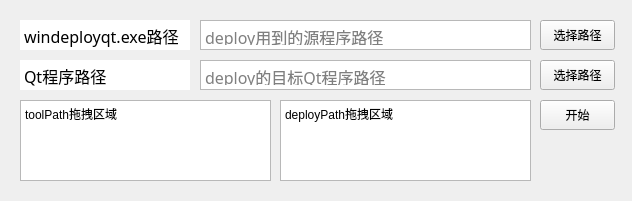
Qt form mainwindow.ui (Purple-CSGO/windeployqtGUI) before a commit.
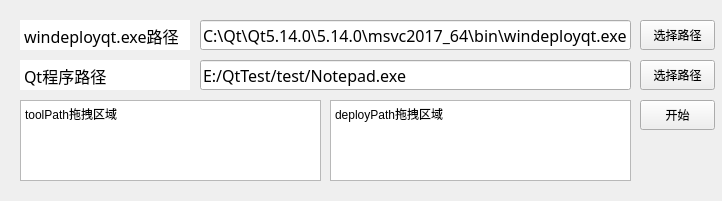
The same form after that commit.

```diff
--- a/mainwindow.ui
+++ b/mainwindow.ui
@@ -6,7 +6,7 @@
    <rect>
     <x>0</x>
     <y>0</y>
-    <width>632</width>
+    <width>722</width>
     <height>201</height>
    </rect>
   </property>
@@ -70,48 +70,10 @@
      <set>Qt::NoTextInteraction</set>
     </property>
    </widget>
-   <widget class="QTextEdit" name="toolPath">
-    <property name="geometry">
-     <rect>
-      <x>200</x>
-      <y>20</y>
-      <width>331</width>
-      <height>30</height>
-     </rect>
-    </property>
-    <property name="sizePolicy">
-     <sizepolicy hsizetype="Preferred" vsizetype="Preferred">
-      <horstretch>0</horstretch>
-      <verstretch>0</verstretch>
-     </sizepolicy>
-    </property>
-    <property name="font">
-     <font>
-      <family>Sarasa Gothic SC</family>
-      <pointsize>12</pointsize>
-     </font>
-    </property>
-    <property name="inputMethodHints">
-     <set>Qt::ImhNone</set>
-    </property>
-    <property name="verticalScrollBarPolicy">
-     <enum>Qt::ScrollBarAlwaysOff</enum>
-    </property>
-    <property name="html">
-     <string>&lt;!DOCTYPE HTML PUBLIC &quot;-//W3C//DTD HTML 4.0//EN&quot; &quot;http://www.w3.org/TR/REC-html40/strict.dtd&quot;&gt;
-&lt;html&gt;&lt;head&gt;&lt;meta name=&quot;qrichtext&quot; content=&quot;1&quot; /&gt;&lt;style type=&quot;text/css&quot;&gt;
-p, li { white-space: pre-wrap; }
-&lt;/style&gt;&lt;/head&gt;&lt;body style=&quot; font-family:'Sarasa Gothic SC'; font-size:12pt; font-weight:400; font-style:normal;&quot;&gt;
-&lt;p style=&quot;-qt-paragraph-type:empty; margin-top:0px; margin-bottom:0px; margin-left:0px; margin-right:0px; -qt-block-indent:0; text-indent:0px;&quot;&gt;&lt;br /&gt;&lt;/p&gt;&lt;/body&gt;&lt;/html&gt;</string>
-    </property>
-    <property name="placeholderText">
-     <string>deploy用到的源程序路径</string>
-    </property>
-   </widget>
    <widget class="QPushButton" name="toolPathSelect">
     <property name="geometry">
      <rect>
-      <x>540</x>
+      <x>640</x>
       <y>20</y>
       <width>75</width>
       <height>30</height>
@@ -124,7 +86,7 @@
    <widget class="QPushButton" name="deployPathSelect">
     <property name="geometry">
      <rect>
-      <x>540</x>
+      <x>640</x>
       <y>60</y>
       <width>75</width>
       <height>30</height>
@@ -199,50 +161,12 @@
      <string>选择deployqt使用的源程序</string>
     </property>
    </widget>
-   <widget class="QTextEdit" name="deployPath">
-    <property name="geometry">
-     <rect>
-      <x>200</x>
-      <y>60</y>
-      <width>331</width>
-      <height>30</height>
-     </rect>
-    </property>
-    <property name="sizePolicy">
-     <sizepolicy hsizetype="Preferred" vsizetype="Preferred">
-      <horstretch>0</horstretch>
-      <verstretch>0</verstretch>
-     </sizepolicy>
-    </property>
-    <property name="font">
-     <font>
-      <family>Sarasa Gothic SC</family>
-      <pointsize>12</pointsize>
-     </font>
-    </property>
-    <property name="inputMethodHints">
-     <set>Qt::ImhNone</set>
-    </property>
-    <property name="verticalScrollBarPolicy">
-     <enum>Qt::ScrollBarAlwaysOff</enum>
-    </property>
-    <property name="html">
-     <string>&lt;!DOCTYPE HTML PUBLIC &quot;-//W3C//DTD HTML 4.0//EN&quot; &quot;http://www.w3.org/TR/REC-html40/strict.dtd&quot;&gt;
-&lt;html&gt;&lt;head&gt;&lt;meta name=&quot;qrichtext&quot; content=&quot;1&quot; /&gt;&lt;style type=&quot;text/css&quot;&gt;
-p, li { white-space: pre-wrap; }
-&lt;/style&gt;&lt;/head&gt;&lt;body style=&quot; font-family:'Sarasa Gothic SC'; font-size:12pt; font-weight:400; font-style:normal;&quot;&gt;
-&lt;p style=&quot;-qt-paragraph-type:empty; margin-top:0px; margin-bottom:0px; margin-left:0px; margin-right:0px; -qt-block-indent:0; text-indent:0px;&quot;&gt;&lt;br /&gt;&lt;/p&gt;&lt;/body&gt;&lt;/html&gt;</string>
-    </property>
-    <property name="placeholderText">
-     <string>deploy的目标Qt程序路径</string>
-    </property>
-   </widget>
    <widget class="QTextEdit" name="textEdit">
     <property name="geometry">
      <rect>
       <x>20</x>
       <y>100</y>
-      <width>251</width>
+      <width>301</width>
       <height>81</height>
      </rect>
     </property>
@@ -257,9 +181,9 @@
    <widget class="QTextEdit" name="textEdit_2">
     <property name="geometry">
      <rect>
-      <x>280</x>
+      <x>330</x>
       <y>100</y>
-      <width>251</width>
+      <width>301</width>
       <height>81</height>
      </rect>
     </property>
@@ -274,7 +198,7 @@
    <widget class="QPushButton" name="deployPathSelect_2">
     <property name="geometry">
      <rect>
-      <x>540</x>
+      <x>640</x>
       <y>100</y>
       <width>75</width>
       <height>30</height>
@@ -284,6 +208,50 @@
      <string>开始</string>
     </property>
    </widget>
+   <widget class="QLineEdit" name="toolPath">
+    <property name="geometry">
+     <rect>
+      <x>200</x>
+      <y>20</y>
+      <width>431</width>
+      <height>30</height>
+     </rect>
+    </property>
+    <property name="font">
+     <font>
+      <family>Sarasa Gothic SC</family>
+      <pointsize>12</pointsize>
+     </font>
+    </property>
+    <property name="text">
+     <string>C:\Qt\Qt5.14.0\5.14.0\msvc2017_64\bin\windeployqt.exe</string>
+    </property>
+    <property name="placeholderText">
+     <string>deploy用到的源程序路径</string>
+    </property>
+   </widget>
+   <widget class="QLineEdit" name="deployPath">
+    <property name="geometry">
+     <rect>
+      <x>200</x>
+      <y>60</y>
+      <width>431</width>
+      <height>30</height>
+     </rect>
+    </property>
+    <property name="font">
+     <font>
+      <family>Sarasa Gothic SC</family>
+      <pointsize>12</pointsize>
+     </font>
+    </property>
+    <property name="text">
+     <string>E:/QtTest/test/Notepad.exe</string>
+    </property>
+    <property name="placeholderText">
+     <string>deploy的目标Qt程序路径</string>
+    </property>
+   </widget>
   </widget>
  </widget>
  <resources/>
```
Left out of the diff: 2 changed lines with no effect on the pictures.
